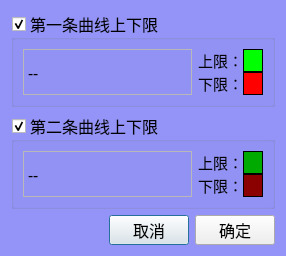
The window that AnalysisMode/dlgLimitSetup.ui (caicaiking/WKEFactoryView2014) describes before a commit, drawn with Qt 5.
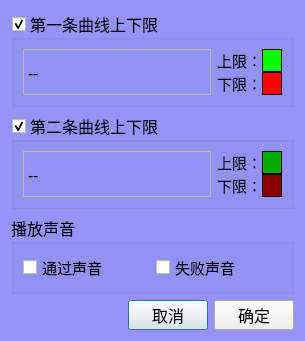
The same window after the commit. Custom widgets are drawn as their Qt base class.

Commit message: 添加了 曲线的Pass Fail 声音控制

```diff
--- a/AnalysisMode/dlgLimitSetup.ui
+++ b/AnalysisMode/dlgLimitSetup.ui
@@ -6,8 +6,8 @@
    <rect>
     <x>0</x>
     <y>0</y>
-    <width>286</width>
-    <height>210</height>
+    <width>305</width>
+    <height>271</height>
    </rect>
   </property>
   <property name="font">
@@ -26,7 +26,7 @@
 	background-color: rgb(148, 148, 248);
 }</string>
   </property>
-  <layout class="QVBoxLayout" name="verticalLayout">
+  <layout class="QVBoxLayout" name="verticalLayout_4">
    <item>
     <widget class="QGroupBox" name="grpTraceA">
      <property name="font">
@@ -41,7 +41,7 @@
      <property name="checkable">
       <bool>true</bool>
      </property>
-     <layout class="QHBoxLayout" name="horizontalLayout_6" stretch="10,0">
+     <layout class="QHBoxLayout" name="horizontalLayout_7" stretch="10,0">
       <item>
        <widget class="ClickedLabel" name="btnTraceALimit">
         <property name="font">
@@ -59,7 +59,7 @@
        </widget>
       </item>
       <item>
-       <layout class="QVBoxLayout" name="verticalLayout_3">
+       <layout class="QVBoxLayout" name="verticalLayout_2">
         <property name="spacing">
          <number>0</number>
         </property>
@@ -180,7 +180,7 @@
      <property name="checkable">
       <bool>true</bool>
      </property>
-     <layout class="QHBoxLayout" name="horizontalLayout_7" stretch="10,0">
+     <layout class="QHBoxLayout" name="horizontalLayout_6" stretch="10,0">
       <item>
        <widget class="ClickedLabel" name="btnTraceBLimit">
         <property name="font">
@@ -198,7 +198,7 @@
        </widget>
       </item>
       <item>
-       <layout class="QVBoxLayout" name="verticalLayout_4">
+       <layout class="QVBoxLayout" name="verticalLayout">
         <property name="spacing">
          <number>0</number>
         </property>
@@ -304,6 +304,56 @@
      </layout>
     </widget>
    </item>
+   <item>
+    <widget class="QGroupBox" name="groupBox">
+     <property name="font">
+      <font>
+       <family>楷体</family>
+       <pointsize>12</pointsize>
+      </font>
+     </property>
+     <property name="title">
+      <string>播放声音</string>
+     </property>
+     <layout class="QHBoxLayout" name="horizontalLayout_8">
+      <item>
+       <widget class="QCheckBox" name="chkPassSound">
+        <property name="font">
+         <font>
+          <family>楷体</family>
+          <pointsize>11</pointsize>
+         </font>
+        </property>
+        <property name="layoutDirection">
+         <enum>Qt::LeftToRight</enum>
+        </property>
+        <property name="text">
+         <string>通过声音</string>
+        </property>
+        <property name="tristate">
+         <bool>false</bool>
+        </property>
+       </widget>
+      </item>
+      <item>
+       <widget class="QCheckBox" name="chkFailSound">
+        <property name="font">
+         <font>
+          <family>楷体</family>
+          <pointsize>11</pointsize>
+         </font>
+        </property>
+        <property name="layoutDirection">
+         <enum>Qt::LeftToRight</enum>
+        </property>
+        <property name="text">
+         <string>失败声音</string>
+        </property>
+       </widget>
+      </item>
+     </layout>
+    </widget>
+   </item>
    <item>
     <layout class="QHBoxLayout" name="horizontalLayout_3">
      <item>
```
The commit also changes 6 other files.
